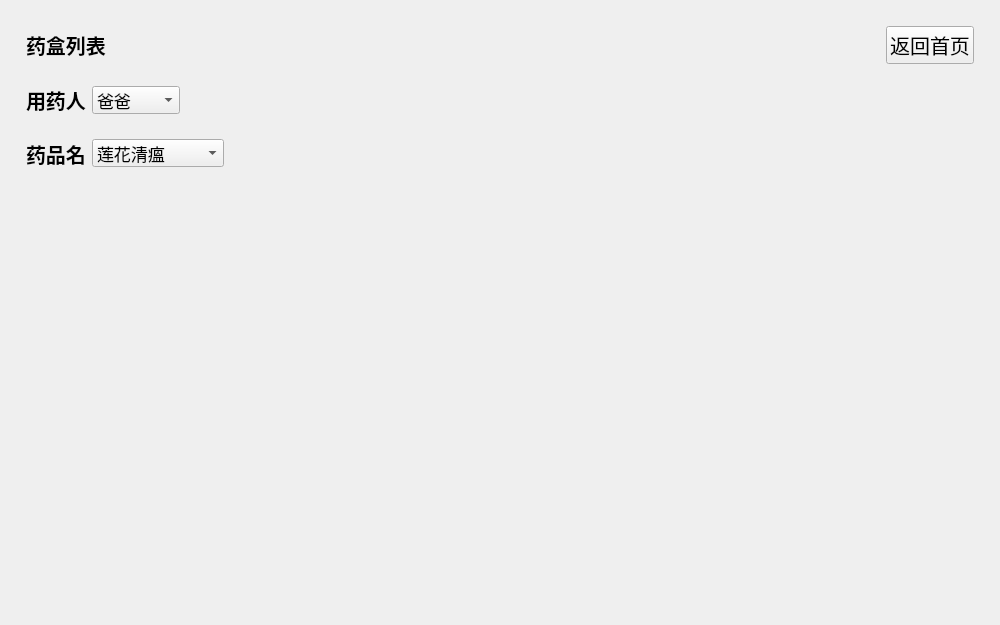
Qt form med_list.ui (tongvvv/medicineBox) before a commit.
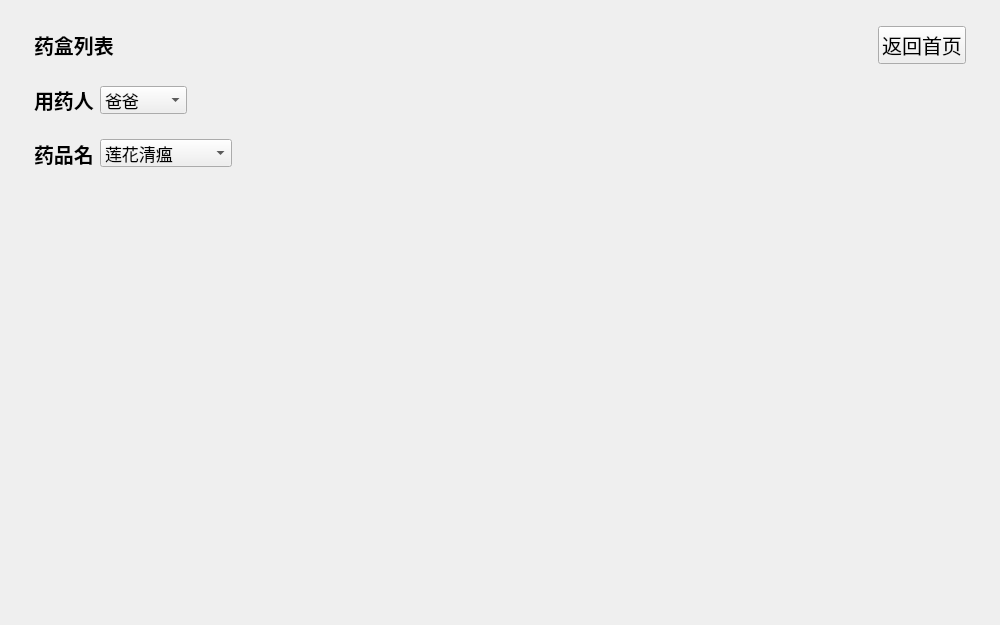
The same form after that commit.

What changed in the file:
```diff
--- a/med_list.ui
+++ b/med_list.ui
@@ -18,13 +18,13 @@
     <number>0</number>
    </property>
    <property name="leftMargin">
-    <number>17</number>
+    <number>25</number>
    </property>
    <property name="topMargin">
     <number>17</number>
    </property>
    <property name="rightMargin">
-    <number>17</number>
+    <number>25</number>
    </property>
    <property name="bottomMargin">
     <number>17</number>
@@ -265,7 +265,7 @@
        <rect>
         <x>0</x>
         <y>0</y>
-        <width>966</width>
+        <width>950</width>
         <height>430</height>
        </rect>
       </property>
```
